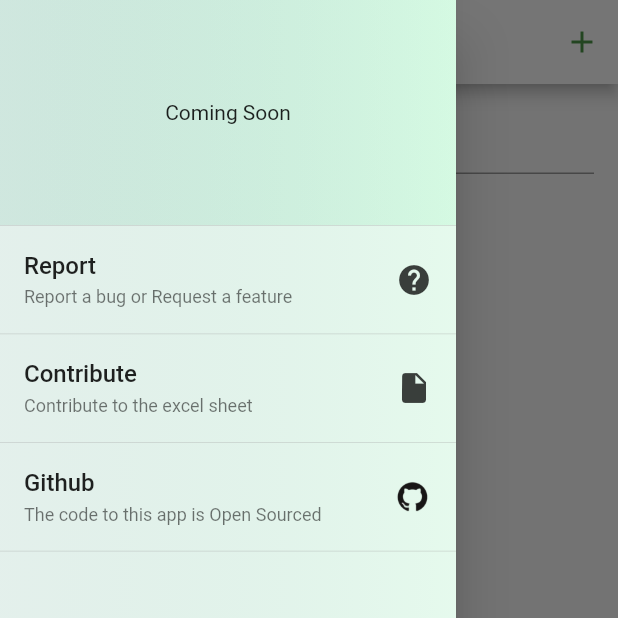
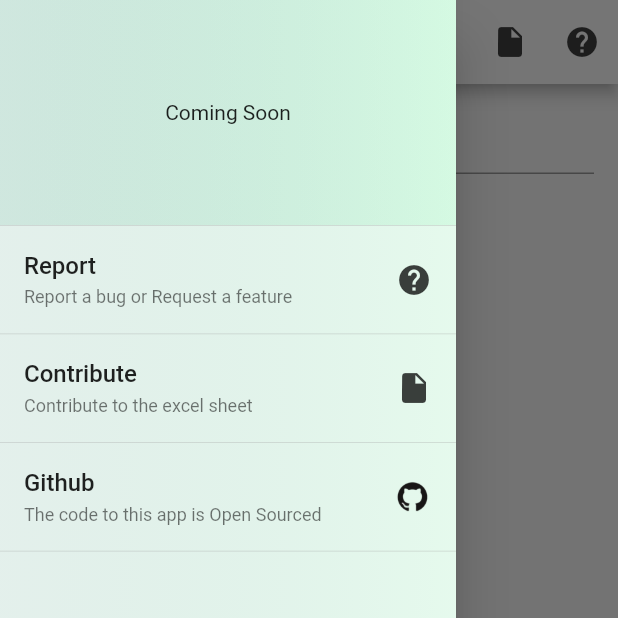
Before and after one commit to maheshj01/vocabhub, a Flutter app: the screen it shows after launch, with the side drawer open, on a phone screen of 412 x 824 dp, the top half of it. Run offline on Flutter 3.47's test engine with Material 2 defaults, Android fonts, the phone set to English and light mode, and no system bars; our stand-ins replace logger, package_info, supabase; missing offline and left inert: postgrest; accounts and stored records are empty.

Commit message:
add action icons

```diff
--- a/lib/pages/home.dart
+++ b/lib/pages/home.dart
@@ -35,6 +35,20 @@ class _MyHomePageState extends State<MyHomePage> {
 
   @override
   Widget build(BuildContext context) {
+    bool isDark = darkNotifier.value;
+
+    Widget actionIcon(IconData data, String url, {String toolTip = ''}) {
+      return IconButton(
+          tooltip: toolTip,
+          icon: Icon(
+            data,
+            color: isDark ? Colors.white : Colors.black.withOpacity(0.75),
+          ),
+          onPressed: () {
+            launchUrl(url);
+          });
+    }
+
     return LayoutBuilder(builder: (_, constraints) {
       return Scaffold(
         drawer: constraints.maxWidth <= MOBILE_WIDTH
@@ -43,46 +57,40 @@ class _MyHomePageState extends State<MyHomePage> {
               )
             : null,
         appBar: AppBar(
-          backgroundColor: darkNotifier.value ? null : Colors.white,
+          backgroundColor: isDark ? null : Colors.white,
           iconTheme: Theme.of(context).iconTheme,
           centerTitle: constraints.maxWidth <= MOBILE_WIDTH ? true : false,
           title: Text(
             '$APP_TITLE',
-            style: TextStyle(
-                color: darkNotifier.value ? Colors.white : primaryColor),
+            style: TextStyle(color: isDark ? Colors.white : primaryColor),
           ),
           actions: [
             constraints.maxWidth <= MOBILE_WIDTH
                 ? Container()
                 : IconButton(
                     icon: Image.asset(
-                      !darkNotifier.value
+                      !isDark
                           ? '$GITHUB_ASSET_PATH'
                           : '$GITHUB_WHITE_ASSET_PATH',
+                      scale: 2.0,
                     ),
                     tooltip: 'Github',
                     onPressed: () {
                       launchUrl(SOURCE_CODE_URL, isNewTab: true);
                     },
                   ),
-            IconButton(
-              tooltip: 'Add a word',
-              icon: Icon(
-                Icons.add,
-              ),
-              onPressed: () {},
-            )
+            actionIcon(Icons.insert_drive_file, SHEET_URL,
+                toolTip: 'Contribute'),
+            actionIcon(Icons.help, REPORT_URL, toolTip: 'Report'),
           ],
         ),
         floatingActionButton: FloatingActionButton(
           onPressed: () {
             darkNotifier.value = !darkNotifier.value;
           },
-          backgroundColor:
-              darkNotifier.value ? Colors.cyanAccent : primaryColor,
-          child: Icon(!darkNotifier.value
-              ? Icons.brightness_2_outlined
-              : Icons.wb_sunny_rounded),
+          backgroundColor: isDark ? Colors.cyanAccent : primaryColor,
+          child: Icon(
+              !isDark ? Icons.brightness_2_outlined : Icons.wb_sunny_rounded),
         ),
         body: Row(
           children: [
@@ -91,7 +99,7 @@ class _MyHomePageState extends State<MyHomePage> {
                     flex: constraints.maxWidth < TABLET_WIDTH ? 4 : 3,
                     child: Container(
                       decoration: BoxDecoration(
-                          color: darkNotifier.value
+                          color: isDark
                               ? Colors.grey.withOpacity(0.5)
                               : Colors.white,
                           boxShadow: [
```
